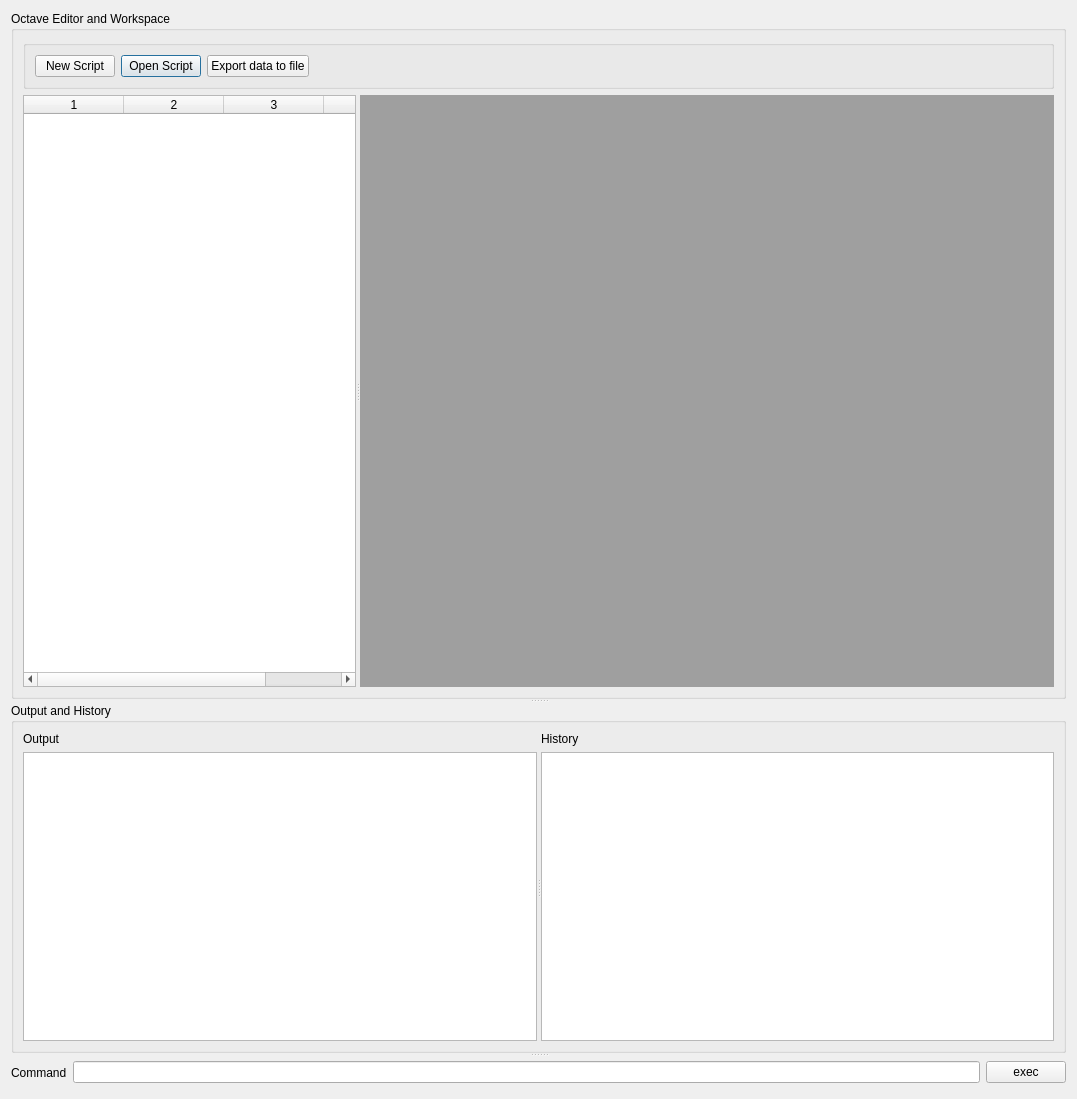
Above: uiElements/mdioctaveinterface.ui from ARIA-Sensing-srl/ARIA_RDK before the change. Below: the same form after it.
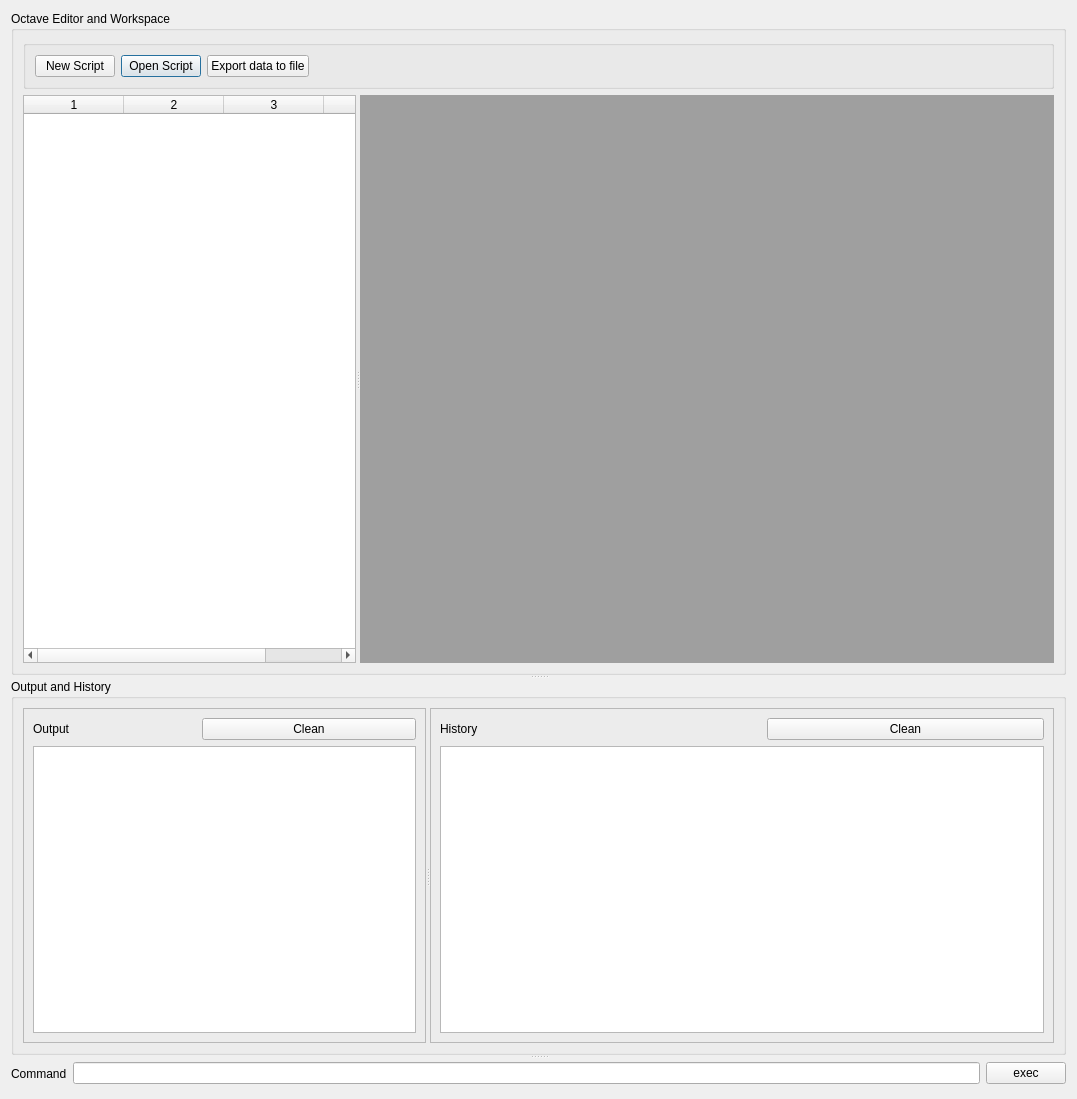
That is the form after the change. Icons and pictures are not drawn.

Commit message: Improvements on GUI: clean buttons and default tab in devices window

```diff
--- a/uiElements/mdioctaveinterface.ui
+++ b/uiElements/mdioctaveinterface.ui
@@ -145,35 +145,73 @@
          <widget class="QWidget" name="layoutWidget">
           <layout class="QVBoxLayout" name="verticalLayout">
            <item>
+            <widget class="QFrame" name="frame">
+             <property name="frameShape">
+              <enum>QFrame::Shape::StyledPanel</enum>
+             </property>
+             <property name="frameShadow">
+              <enum>QFrame::Shadow::Raised</enum>
+             </property>
+             <layout class="QFormLayout" name="formLayout">
+              <item row="0" column="0">
             <widget class="QLabel" name="label">
              <property name="text">
-              <string>Output</string>
+                 <string>Output                                      </string>
              </property>
             </widget>
            </item>
-           <item>
+              <item row="1" column="0" colspan="2">
             <widget class="QTextEdit" name="outputCommands">
              <property name="readOnly">
               <bool>true</bool>
              </property>
             </widget>
            </item>
+              <item row="0" column="1">
+               <widget class="QPushButton" name="btnCleanOutput">
+                <property name="text">
+                 <string>Clean</string>
+                </property>
+               </widget>
+              </item>
+             </layout>
+            </widget>
+           </item>
           </layout>
          </widget>
          <widget class="QWidget" name="layoutWidget_2">
           <layout class="QVBoxLayout" name="verticalLayout_2">
            <item>
+            <widget class="QFrame" name="frame_2">
+             <property name="frameShape">
+              <enum>QFrame::Shape::StyledPanel</enum>
+             </property>
+             <property name="frameShadow">
+              <enum>QFrame::Shadow::Raised</enum>
+             </property>
+             <layout class="QGridLayout" name="gridLayout_4">
+              <item row="0" column="0">
             <widget class="QLabel" name="label_2">
              <property name="text">
-              <string>History</string>
+                 <string>History                                                                                     </string>
              </property>
             </widget>
            </item>
-           <item>
+              <item row="0" column="1">
+               <widget class="QPushButton" name="pbCleanHistory">
+                <property name="text">
+                 <string>Clean</string>
+                </property>
+               </widget>
+              </item>
+              <item row="1" column="0" colspan="2">
             <widget class="QTextEdit" name="historyCommands">
              <property name="readOnly">
               <bool>true</bool>
              </property>
+               </widget>
+              </item>
+             </layout>
             </widget>
            </item>
           </layout>
```
Lines whose indentation alone changed are shown as unchanged. The commit also changes 9 other files.
